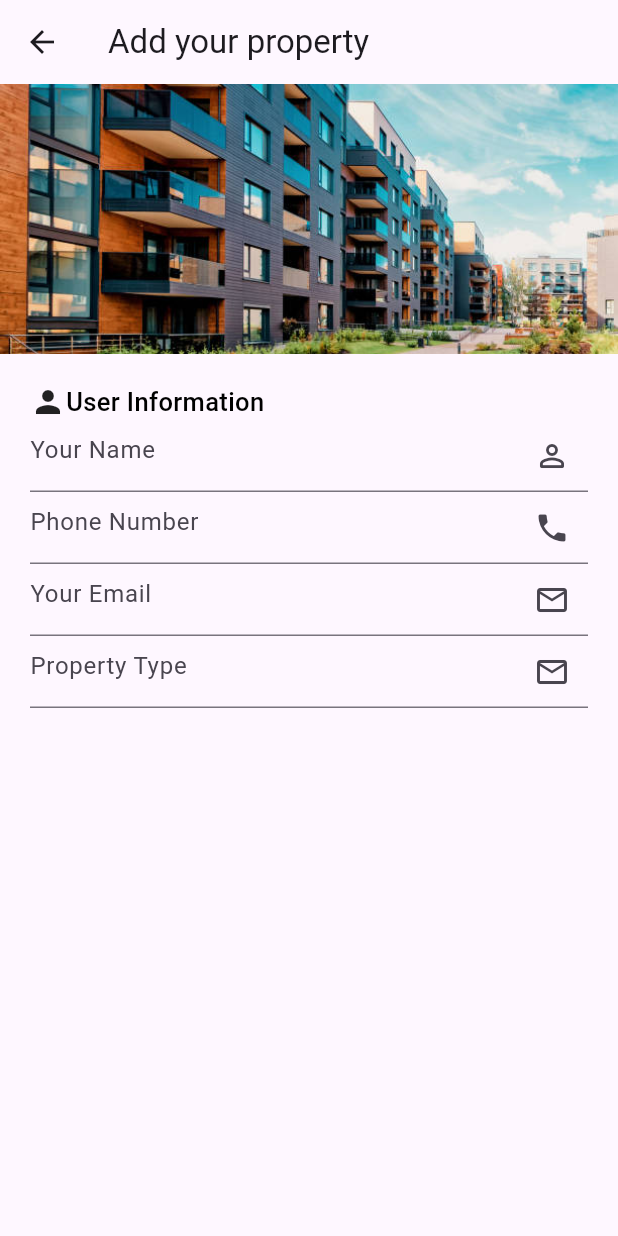
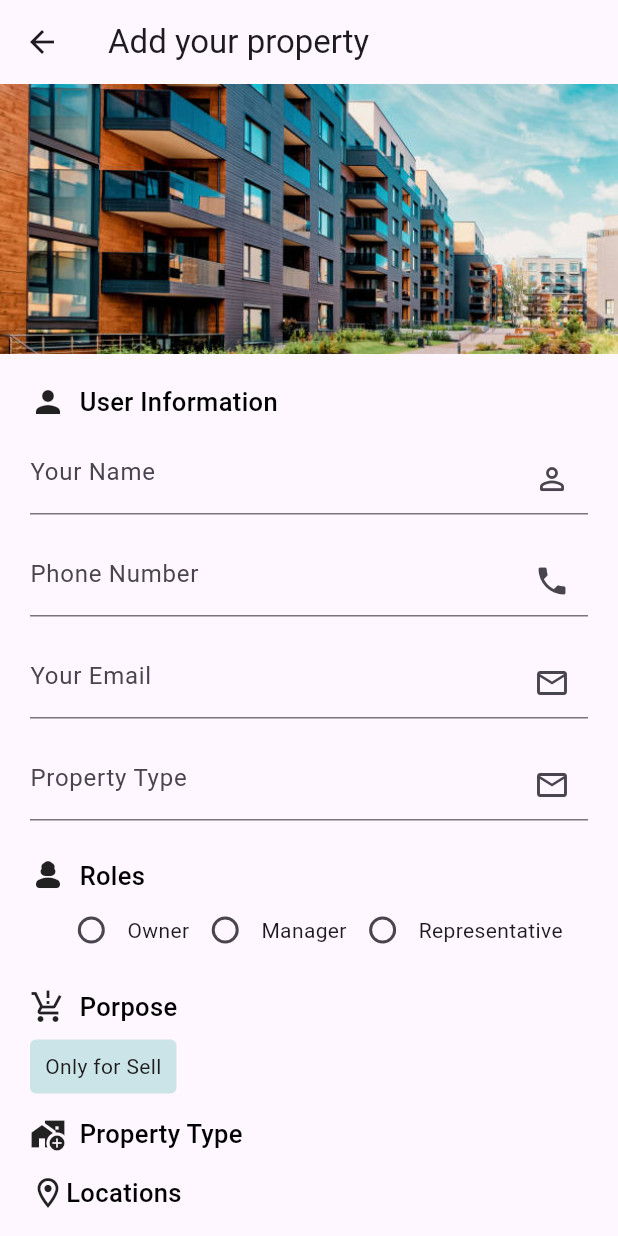
Before and after one commit to universeit12/Finca-property2, a Flutter app: the AddDetailsScreen screen opened by its route, on a phone screen of 412 x 824 dp. Run offline on Flutter 3.47's test engine with Material 3 defaults, Android fonts, the light colour scheme and no system bars; our stand-ins replace animated_text_kit, fluttertoast, get, shared_preferences; accounts and stored records are empty.

Commit message:
add details added

```diff
--- /dev/null
+++ b/lib/presentation/modules/add property/controller/radioController.dart
@@ -0,0 +1,6 @@
+import 'package:get/get.dart';
+import 'package:get/get_state_manager/src/simple/get_controllers.dart';
+
+class RadioController extends GetxController {
+  var selectedValue = 'Option 1'.obs; // Observable variable
+}
--- a/lib/presentation/modules/add property/view/details_screen.dart
+++ b/lib/presentation/modules/add property/view/details_screen.dart
@@ -1,14 +1,17 @@
 import 'package:flutter/material.dart';
+import 'package:fluttertoast/fluttertoast.dart';
 import 'package:get/get.dart';
-import 'package:get/get_core/src/get_main.dart';
+import 'package:universe_it_project/widgets/custom_button.dart';
+
 import 'package:universe_it_project/widgets/custom_text.dart';
 import 'package:universe_it_project/widgets/custom_textfield.dart';
-
+import '../controller/radioController.dart';
 import 'add_dropdown.dart';
 
 class AddDetailsScreen extends StatelessWidget {
   AddDetailsScreen({super.key});
   final DropdownController dropdownController = Get.put(DropdownController());
+  final RadioController controller = Get.put(RadioController());
   @override
   Widget build(BuildContext context) {
     return Scaffold(
@@ -27,28 +30,33 @@ class AddDetailsScreen extends StatelessWidget {
               ),
             ),
             Padding(
-              padding: EdgeInsets.symmetric(horizontal: 20.0, vertical: 20.0),
+              padding:
+                  const EdgeInsets.symmetric(horizontal: 20.0, vertical: 20.0),
               child: Column(
                 children: [
-                  Row(
+                  const Row(
                     children: [
                       Icon(Icons.person),
                       CustomText(
-                        text: "User Information",
+                        text: "  User Information",
                       )
                     ],
                   ),
-                  CustomTextfield(
+                  const SizedBox(height: 15.0,),
+                  const CustomTextfield(
                     hintText: "Your Name",
                     suffixIcon: Icon(Icons.person_outline_rounded),
                   ),
-                  CustomTextfield(
+                  const SizedBox(height: 20.0,),
+                  const CustomTextfield(
                     hintText: "Phone Number",
                     suffixIcon: Icon(Icons.phone),
                   ),
-                  CustomTextfield(
+                  const SizedBox(height: 20.0,),
+                  const CustomTextfield(
                     hintText: "Your Email",
                   ),
+                  const SizedBox(height: 20.0,),
                   Obx(
                     () => CustomTextfield(
                       hintText: "Property Type",
@@ -77,15 +85,119 @@ class AddDetailsScreen extends StatelessWidget {
                               ),
                             );
                           },
-
-
                         );
                       },
                     ),
                   ),
+                  const SizedBox(height:25.0,),
+                  const Row(
+                    children: [
+                      Icon(Icons.person_3_rounded),
+                      CustomText(
+                        text: "  Roles",
+                      )
+                    ],
+                  ),
+
+                  SingleChildScrollView(
+                    scrollDirection: Axis.horizontal,
+                    child: Row(
+                      children: [
+                        Obx(() => Row(
+                              children: [
+                                Radio(
+                                  value: 'Owner',
+                                  groupValue: controller.selectedValue.value,
+                                  onChanged: (value) {
+                                    controller.selectedValue.value = value!;
+                                  },
+                                ),
+                                const Text("Owner"),
+                              ],
+                            )),
+                        Obx(() => Row(
+                          children: [
+                            Radio(
+                              value: 'Manager',
+                              groupValue: controller.selectedValue.value,
+                              onChanged: (value) {
+                                controller.selectedValue.value = value!;
+                              },
+                            ),
+                            const Text("Manager"),
+                          ],
+                        )),
+                        Obx(() => Row(
+                              children: [
+                                Radio(
+                                  value: 'Representative',
+                                  groupValue: controller.selectedValue.value,
+                                  onChanged: (value) {
+                                    controller.selectedValue.value = value!;
+                                  },
+                                ),
+                                const Text("Representative"),
+                              ],
+                            )),
+
+                      ],
+                    ),
+                  ),
+                  const SizedBox(height: 15.0,),
+                  const Row(
+                    children: [
+                      Icon(Icons.production_quantity_limits),
+                      CustomText(
+                        text: "  Porpose",
+                      )
+                    ],
+                  ),
+                  const SizedBox(height: 10.0,),
+
+                  Align(
+                    alignment: Alignment.centerLeft,
+                    child: Container(
+                      padding: const EdgeInsets.symmetric(horizontal: 10.0, vertical: 8.0),
+                      decoration: BoxDecoration(
+                        color: Colors.teal.withOpacity(0.2),
+                        borderRadius: BorderRadius.circular(4.0)
+                      ),
+                      child: const Text("Only for Sell"),
+                    ),
+                  ),
+                  const SizedBox(height: 15.0,),
+
+                  const Row(
+                    children: [
+                      Icon(Icons.add_home_work),
+                      CustomText(
+                        text: "  Property Type",
+                      )
+                    ],
+                  ),
+                  const SizedBox(height: 15.0,),
+                  const Row(
+                    children: [
+                      Icon(Icons.location_on_outlined),
+                      CustomText(
+                        text: "Locations",
+                      )
+                    ],
+                  ),
+
+                  const SizedBox(height: 20),
+
+                  CustomButton(
+                    text: "Add Property",
+                    ontap: (){
+                      Fluttertoast.showToast(
+                          msg:
+                          'Selected value: ${controller.selectedValue.value}');
+                    },
+                  )
                 ],
               ),
-            )
+            ),
           ],
         ),
       ),
--- a/lib/presentation/modules/blogs/views/blog_item.dart
+++ b/lib/presentation/modules/blogs/views/blog_item.dart
@@ -11,6 +11,7 @@ class BlogItem extends StatelessWidget {
   @override
   Widget build(BuildContext context) {
     final w = MediaQuery.of(context).size.width;
+
     return Scaffold(
       appBar: AppBar(
         title: const Text("Blogs"),
```
